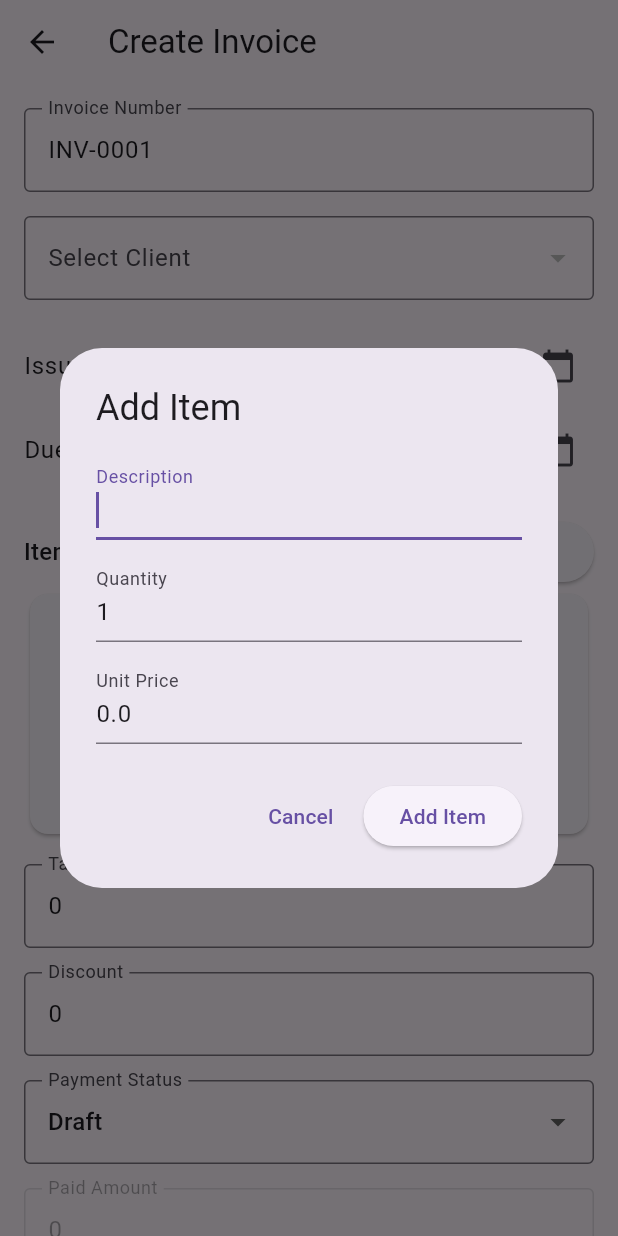
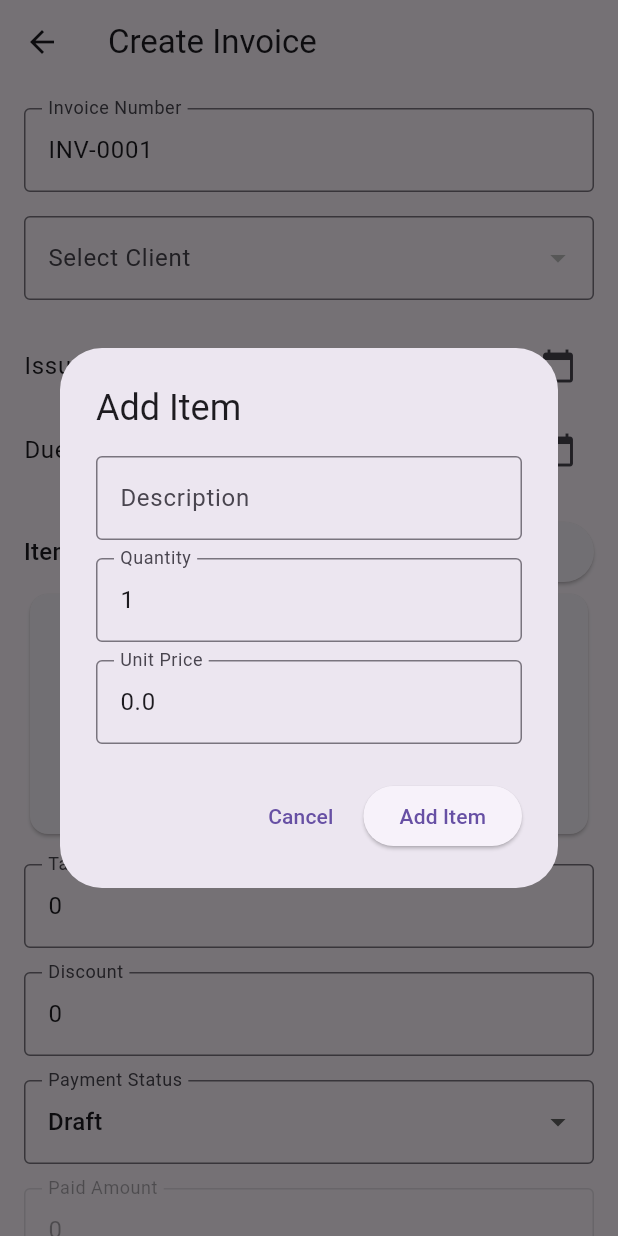
Before and after one commit to Mayyad78/invoiceflow, a Flutter app: the CreateInvoiceScreen screen opened directly, after a tap on "Add Item", on a phone screen of 412 x 824 dp. Run offline on Flutter 3.47's test engine with Material 3 defaults, Android fonts, the phone set to English and light mode, and no system bars; our stand-ins replace flutter_riverpod, hive, hive_flutter, image_picker, pdf, printing; missing offline and left inert: file_selector; accounts and stored records are empty.

Commit message:
Step 33: Stabilize catalog item logic

```diff
--- a/lib/features/invoices/widgets/add_item_dialog.dart
+++ b/lib/features/invoices/widgets/add_item_dialog.dart
@@ -5,13 +5,13 @@ import '../../../models/catalog_item_model.dart';
 import '../../../models/invoice_item_model.dart';
 
 class AddItemDialogResult {
+  const AddItemDialogResult({
+    required this.item,
+    this.catalogItemId,
+  });
+
   final InvoiceItemModel item;
   final String? catalogItemId;
-
-  const AddItemDialogResult({
-    required this.item,
-    required this.catalogItemId,
-  });
 }
 
 Future<AddItemDialogResult?> showAddItemDialog(
@@ -19,6 +19,7 @@ Future<AddItemDialogResult?> showAddItemDialog(
   InvoiceItemModel? item,
   required List<CatalogItemModel> catalogItems,
   String? selectedCatalogItemId,
+  Map<String, InvoiceItemModel>? rememberedCatalogDefaults,
 }) async {
   final t = AppLocalizations.of(context)!;
   final descriptionController =
@@ -29,162 +30,121 @@ Future<AddItemDialogResult?> showAddItemDialog(
     text: (item?.unitPrice ?? 0).toString(),
   );
 
+  String? activeCatalogItemId = selectedCatalogItemId;
   final isEdit = item != null;
 
   return showDialog<AddItemDialogResult>(
     context: context,
     builder: (dialogContext) {
-      String? currentCatalogItemId = selectedCatalogItemId;
+      return StatefulBuilder(
+        builder: (context, setDialogState) {
+          final query = descriptionController.text.trim().toLowerCase();
+          final suggestions = query.isEmpty
+              ? <CatalogItemModel>[]
+              : catalogItems
+                    .where(
+                      (catalogItem) => catalogItem.description
+                          .trim()
+                          .toLowerCase()
+                          .contains(query),
+                    )
+                    .take(5)
+                    .toList();
 
-      CatalogItemModel? findCatalogItemById(String? id) {
-        if (id == null) {
-          return null;
-        }
+          void applyCatalogItem(CatalogItemModel catalogItem) {
+            final rememberedItem = rememberedCatalogDefaults?[catalogItem.id];
+            final quantity = rememberedItem?.quantity ?? catalogItem.quantity;
+            final unitPrice = rememberedItem?.unitPrice ?? catalogItem.unitPrice;
 
-        for (final catalogItem in catalogItems) {
-          if (catalogItem.id == id) {
-            return catalogItem;
-          }
-        }
-
-        return null;
-      }
-
-      List<CatalogItemModel> buildSuggestions(String rawQuery) {
-        final query = rawQuery.trim().toLowerCase();
-        if (query.isEmpty) {
-          return [];
-        }
-
-        final startsWithMatches = <CatalogItemModel>[];
-        final containsMatches = <CatalogItemModel>[];
-
-        for (final catalogItem in catalogItems) {
-          final description = catalogItem.description.trim();
-          if (description.isEmpty) {
-            continue;
-          }
-
-          final normalizedDescription = description.toLowerCase();
-          if (normalizedDescription.startsWith(query)) {
-            startsWithMatches.add(catalogItem);
-          } else if (normalizedDescription.contains(query)) {
-            containsMatches.add(catalogItem);
-          }
-        }
-
-        return [...startsWithMatches, ...containsMatches].take(5).toList();
-      }
-
-      void applyCatalogItem(
-        CatalogItemModel catalogItem,
-        void Function(void Function()) setDialogState,
-      ) {
-        currentCatalogItemId = catalogItem.id;
             descriptionController.text = catalogItem.description;
-        quantityController.text = catalogItem.quantity.toString();
-        unitPriceController.text = catalogItem.unitPrice.toString();
-
-        descriptionController.selection = TextSelection.fromPosition(
-          TextPosition(offset: descriptionController.text.length),
-        );
-
+            quantityController.text = quantity.toString();
+            unitPriceController.text = unitPrice.toString();
+            activeCatalogItemId = catalogItem.id;
             setDialogState(() {});
           }
 
-      return StatefulBuilder(
-        builder: (context, setDialogState) {
-          final activeCatalogItem = findCatalogItemById(currentCatalogItemId);
-          if (activeCatalogItem != null &&
-              descriptionController.text.trim() !=
-                  activeCatalogItem.description.trim()) {
-            currentCatalogItemId = null;
-          }
-
-          final suggestions = buildSuggestions(descriptionController.text);
-          final showSuggestions = suggestions.isNotEmpty;
-
           return AlertDialog(
             title: Text(isEdit ? '${t.edit} ${t.addItem}' : t.addItem),
-            content: SizedBox(
-              width: 420,
-              child: SingleChildScrollView(
+            content: SingleChildScrollView(
+              child: SizedBox(
+                width: 360,
                 child: Column(
                   mainAxisSize: MainAxisSize.min,
-                  crossAxisAlignment: CrossAxisAlignment.stretch,
                   children: [
                     TextField(
                       controller: descriptionController,
-                      decoration: InputDecoration(labelText: t.description),
-                      autofocus: true,
+                      decoration: InputDecoration(
+                        labelText: t.description,
+                        border: const OutlineInputBorder(),
+                      ),
                       onChanged: (_) {
+                        activeCatalogItemId = null;
                         setDialogState(() {});
                       },
                     ),
-                    if (showSuggestions) ...[
+                    if (suggestions.isNotEmpty) ...[
                       const SizedBox(height: 8),
                       Container(
+                        width: double.infinity,
                         decoration: BoxDecoration(
-                          border: Border.all(color: Colors.black12),
+                          border: Border.all(
+                            color: Theme.of(context).dividerColor,
+                          ),
                           borderRadius: BorderRadius.circular(12),
                         ),
                         child: Column(
                           mainAxisSize: MainAxisSize.min,
+                          children: suggestions.asMap().entries.map((entry) {
+                            final index = entry.key;
+                            final suggestion = entry.value;
+                            final rememberedItem =
+                                rememberedCatalogDefaults?[suggestion.id];
+                            final subtitleQuantity =
+                                rememberedItem?.quantity ?? suggestion.quantity;
+                            final subtitlePrice =
+                                rememberedItem?.unitPrice ?? suggestion.unitPrice;
+
+                            return Column(
+                              mainAxisSize: MainAxisSize.min,
                               children: [
-                            for (var i = 0; i < suggestions.length; i++) ...[
-                              Material(
-                                color: Colors.transparent,
-                                child: InkWell(
-                                  borderRadius: BorderRadius.circular(12),
-                                  onTap: () => applyCatalogItem(
-                                    suggestions[i],
-                                    setDialogState,
-                                  ),
-                                  child: Padding(
-                                    padding: const EdgeInsets.symmetric(
-                                      horizontal: 12,
-                                      vertical: 10,
-                                    ),
-                                    child: Column(
-                                      crossAxisAlignment:
-                                          CrossAxisAlignment.start,
-                                      children: [
-                                        Text(
-                                          suggestions[i].description,
+                                ListTile(
+                                  dense: true,
+                                  title: Text(
+                                    suggestion.description,
                                     maxLines: 1,
                                     overflow: TextOverflow.ellipsis,
                                   ),
-                                        const SizedBox(height: 2),
-                                        Text(
-                                          '${t.quantity}: ${suggestions[i].quantity} • ${t.unitPrice}: ${suggestions[i].unitPrice}',
+                                  subtitle: Text(
+                                    '${t.quantity}: $subtitleQuantity • ${t.unitPrice}: ${subtitlePrice.toStringAsFixed(2)}',
                                     maxLines: 1,
                                     overflow: TextOverflow.ellipsis,
-                                          style: Theme.of(context)
-                                              .textTheme
-                                              .bodySmall,
                                   ),
-                                      ],
+                                  onTap: () => applyCatalogItem(suggestion),
                                 ),
-                                  ),
-                                ),
-                              ),
-                              if (i != suggestions.length - 1)
+                                if (index != suggestions.length - 1)
                                   const Divider(height: 1),
                               ],
-                          ],
+                            );
+                          }).toList(),
                         ),
                       ),
                     ],
                     const SizedBox(height: 12),
                     TextField(
                       controller: quantityController,
-                      decoration: InputDecoration(labelText: t.quantity),
+                      decoration: InputDecoration(
+                        labelText: t.quantity,
+                        border: const OutlineInputBorder(),
+                      ),
                       keyboardType: TextInputType.number,
                     ),
                     const SizedBox(height: 12),
                     TextField(
                       controller: unitPriceController,
-                      decoration: InputDecoration(labelText: t.unitPrice),
+                      decoration: InputDecoration(
+                        labelText: t.unitPrice,
+                        border: const OutlineInputBorder(),
+                      ),
                       keyboardType:
                           const TextInputType.numberWithOptions(decimal: true),
                     ),
@@ -216,7 +176,7 @@ Future<AddItemDialogResult?> showAddItemDialog(
                         quantity: quantity,
                         unitPrice: unitPrice,
                       ),
-                      catalogItemId: currentCatalogItemId,
+                      catalogItemId: activeCatalogItemId,
                     ),
                   );
                 },
```
Also changed, not shown: lib/features/invoices/create_invoice_screen.dart (+8 -6 lines), 1 other file. Lines whose indentation alone changed are shown as unchanged.
